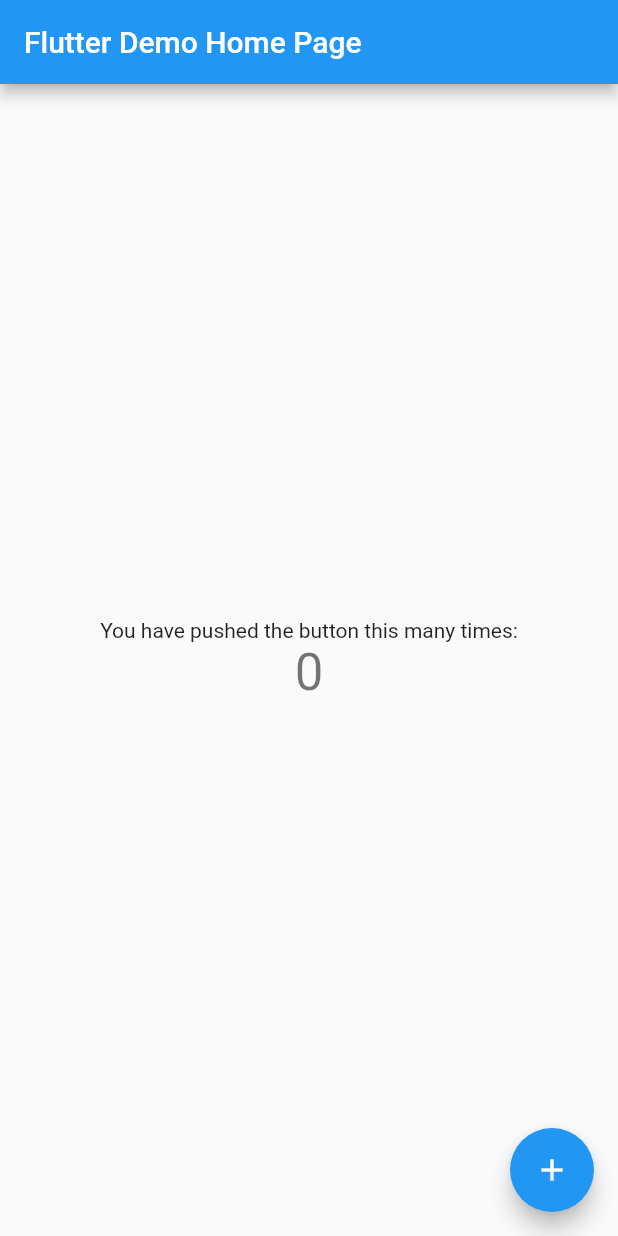
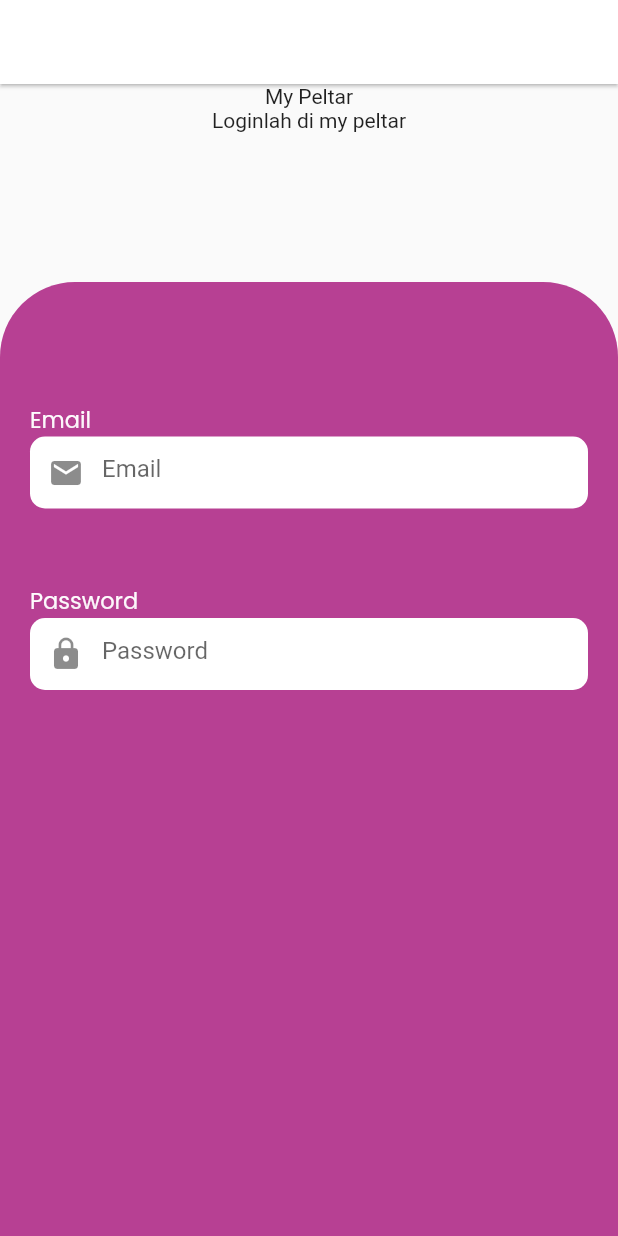
Before and after one commit to rian0502/mypeltar, a Flutter app: the screen it shows after launch, on a phone screen of 412 x 824 dp. Run offline on Flutter 3.47's test engine with Material 2 defaults, Android fonts, the phone set to English and light mode, and no system bars; our stand-ins replace google_fonts.

Commit message:
membuat splash screen dan login screen

```diff
--- a/lib/main.dart
+++ b/lib/main.dart
@@ -1,4 +1,7 @@
 import 'package:flutter/material.dart';
+import 'package:mypeltar/mypeltar_theme.dart';
+import 'package:mypeltar/screens/login_screen.dart';
+import 'package:mypeltar/screens/splash_screen.dart';
 
 void main() {
   runApp(const MyApp());
@@ -12,19 +15,8 @@
   Widget build(BuildContext context) {
     return MaterialApp(
       title: 'Flutter Demo',
-      theme: ThemeData(
-        // This is the theme of your application.
-        //
-        // Try running your application with "flutter run". You'll see the
-        // application has a blue toolbar. Then, without quitting the app, try
-        // changing the primarySwatch below to Colors.green and then invoke
-        // "hot reload" (press "r" in the console where you ran "flutter run",
-        // or simply save your changes to "hot reload" in a Flutter IDE).
-        // Notice that the counter didn't reset back to zero; the application
-        // is not restarted.
-        primarySwatch: Colors.blue,
-      ),
-      home: const MyHomePage(title: 'Flutter Demo Home Page'),
+      theme: MyPeltarTheme.light(),
+      home: LoginScreen(),
     );
   }
 }
--- /dev/null
+++ b/lib/mypeltar_theme.dart
@@ -0,0 +1,39 @@
+import 'package:flutter/material.dart';
+import 'package:google_fonts/google_fonts.dart';
+
+
+class MyPeltarTheme{
+  static TextTheme lightTextTheme = TextTheme(
+    bodyText1: GoogleFonts.poppins(color: Colors.black, fontSize: 14, fontWeight: FontWeight.w700),
+    headline1: GoogleFonts.poppins(color: Colors.black, fontSize: 32, fontWeight: FontWeight.bold),
+    headline2: GoogleFonts.poppins(color: Colors.black, fontSize: 21, fontWeight: FontWeight.w700),
+    headline3: GoogleFonts.poppins(color: Colors.black, fontSize: 16, fontWeight: FontWeight.w600),
+    headline6: GoogleFonts.poppins(color: Colors.black, fontSize: 20, fontWeight: FontWeight.w600),
+  );
+  static const MaterialColor color = MaterialColor(
+    0xFFB74093, // 0% comes in here, this will be color picked if no shade is selected when defining a Color property which doesn’t require a swatch.
+    <int, Color>{
+      50: const Color(0xFFB74093 ),//10%
+      100: const Color(0xFFB74093),//20%
+      200: const Color(0xFFB74093),//30%
+      300: const Color(0xFFB74093),//40%
+      400: const Color(0xFFB74093),//50%
+      500: const Color(0xFFB74093),//60%
+      600: const Color(0xFFB74093),//70%
+      700: const Color(0xFFB74093),//80%
+      800: const Color(0xFFB74093),//90%
+      900: const Color(0xFFB74093),//100%
+    },
+  );
+
+  static ThemeData light(){
+    return ThemeData(
+      primarySwatch: color,
+      primaryColor: Colors.white,
+      brightness: Brightness.light,
+      backgroundColor: const Color(0xFFE5E5E5),
+      dividerColor: Colors.white54,
+      textTheme: lightTextTheme,
+    );
+  }
+}
--- /dev/null
+++ b/lib/screens/login_screen.dart
@@ -0,0 +1,113 @@
+import 'package:flutter/material.dart';
+import 'package:google_fonts/google_fonts.dart';
+
+class LoginScreen extends StatelessWidget {
+  const LoginScreen({Key? key}) : super(key: key);
+
+  @override
+  Widget build(BuildContext context) {
+    return Scaffold(
+      appBar: AppBar(
+        title: Text(
+          'Log in',
+          style: GoogleFonts.poppins(fontSize: 25, fontWeight: FontWeight.w700),
+        ),
+        backgroundColor: Colors.white,
+        elevation: 1,
+      ),
+      body: Column(
+        children: [
+          Text('My Peltar'),
+          Text('Loginlah di my peltar'),
+          SizedBox(
+            height: 100,
+          ),
+          Expanded(
+              child: Container(
+            decoration: const BoxDecoration(
+                color: Color(0xFFB74093),
+                borderRadius: BorderRadius.only(
+                    topLeft: Radius.circular(50),
+                    topRight: Radius.circular(50))),
+            child: Padding(
+              padding: const EdgeInsets.all(20.0),
+              child: ListView(
+                children: [
+                  const SizedBox(height: 60),
+                  Column(
+                    children: [
+                      Row(
+                        children: [
+                          Text(
+                            'Email',
+                            style: GoogleFonts.poppins(
+                              color: Colors.white,
+                              fontSize: 15,
+                            ),
+                          ),
+                        ],
+                      ),
+                      Container(
+                        decoration: BoxDecoration(
+                            color: Colors.white,
+                            borderRadius: BorderRadius.circular(10),
+                            boxShadow: const [
+                              BoxShadow(
+                                  color: Color(0xFFB74093),
+                                  blurRadius: 20,
+                                  offset: Offset(0, 10))
+                            ]),
+                        child: const TextField(
+                          decoration: InputDecoration(
+                              border: InputBorder.none,
+                              prefixIcon: Icon(Icons.mail),
+                              hintText: 'Email'),
+                        ),
+                      )
+                    ],
+                  ),
+                  const SizedBox(
+                    height: 50,
+                  ),
+                  Row(
+                    children: [
+                      Text(
+                        'Password',
+                        style: GoogleFonts.poppins(
+                          color: Colors.white,
+                          fontSize: 15,
+                        ),
+                      ),
+                    ],
+                  ),
+                  Container(
+                    decoration: BoxDecoration(
+                        color: Colors.white,
+                        borderRadius: BorderRadius.circular(10),
+                        boxShadow: const [
+                          BoxShadow(
+                              color: Color(0xFFB74093),
+                              blurRadius: 20,
+                              offset: Offset(0, 10))
+                        ]),
+                    child: const TextField(
+                      decoration: InputDecoration(
+                          border: InputBorder.none,
+                          prefixIcon: Icon(Icons.lock),
+                          hintText: 'Password'),
+                    ),
+                  ),
+                  const SizedBox(
+                    height: 50,
+                  ),
+                  //button
+
+                ],
+              ),
+            ),
+          )),
+        ],
+      ),
+    );
+  }
+}
--- /dev/null
+++ b/lib/screens/splash_screen.dart
@@ -0,0 +1,25 @@
+import 'package:flutter/material.dart';
+import 'package:google_fonts/google_fonts.dart';
+import 'package:mypeltar/mypeltar_theme.dart';
+
+
+
+class SplashScreen extends StatelessWidget {
+  const SplashScreen({Key? key}) : super(key: key);
+
+  @override
+  Widget build(BuildContext context) {
+    return Scaffold(
+      body: Center(
+        child: Column(
+          mainAxisAlignment: MainAxisAlignment.center,
+          children: [
+            SizedBox(height: 200, width: 300,
+              child: Image.asset("assets/images/dumylogo.jpg"),),
+             Text('AKHLAK', style: GoogleFonts.poppins(fontSize: 30, textStyle: MyPeltarTheme.lightTextTheme.headline3),)
+          ],
+        ),
+      ),
+    );
+  }
+}
--- a/pubspec.yaml
+++ b/pubspec.yaml
@@ -31,6 +31,7 @@
 dependencies:
   flutter:
     sdk: flutter
+  google_fonts: ^4.0.3
 
 
   # The following adds the Cupertino Icons font to your application.
@@ -60,8 +61,8 @@
   uses-material-design: true
 
   # To add assets to your application, add an assets section, like this:
-  # assets:
-  #   - images/a_dot_burr.jpeg
+  assets:
+    - assets/images/
   #   - images/a_dot_ham.jpeg
 
   # An image asset can refer to one or more resolution-specific "variants", see
```
Also changed, not shown: assets/images/dumylogo.jpg (added), pubspec.lock, 1 other file.
